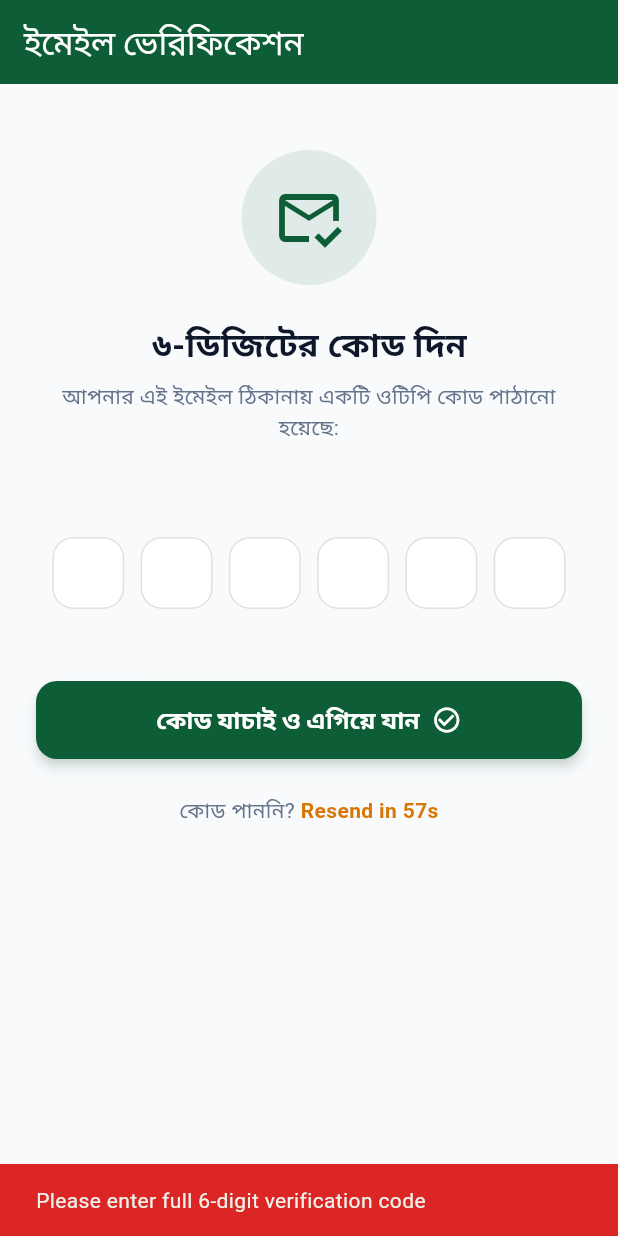
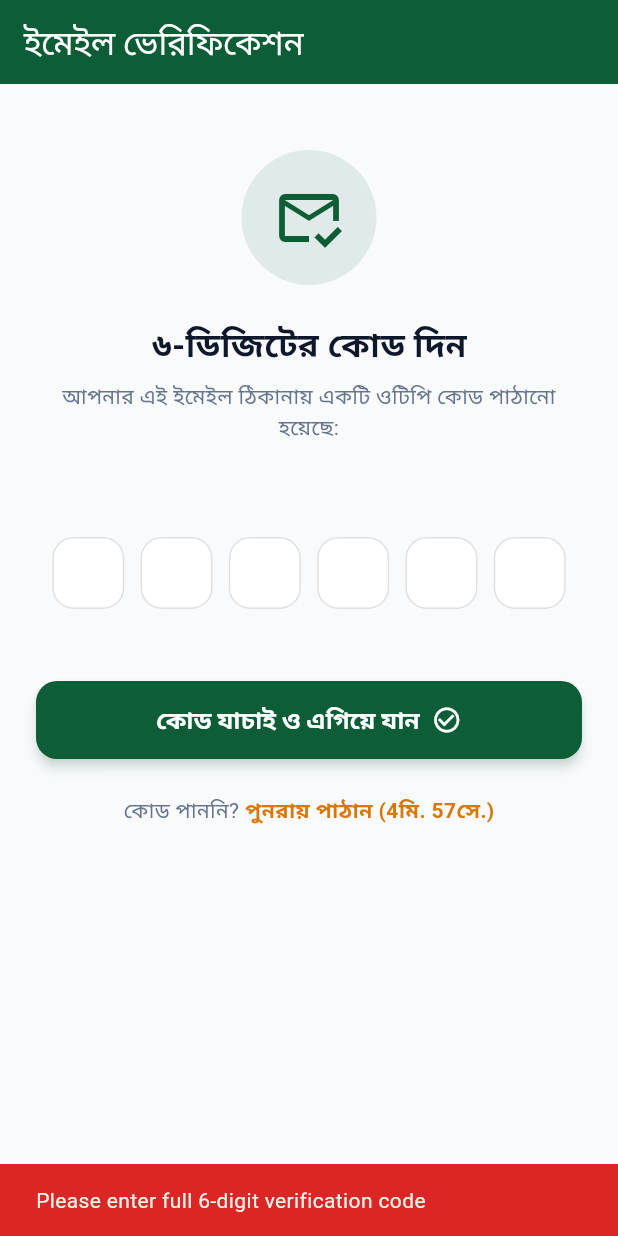
Before and after one commit to imamhossenbu/drive-offer-customer-app, a Flutter app: the OtpVerificationScreen screen opened directly with empty values, after a tap on "কোড যাচাই ও এগিয়ে যান", on a phone screen of 412 x 824 dp. Run offline on Flutter 3.47's test engine with Material 3 defaults, Android fonts, the light colour scheme and no system bars; our stand-ins replace audioplayers, google_fonts, image_picker, shared_preferences; accounts and stored records are empty; network calls fail.

Commit message:
fix: update OTP resend countdown to 5 minutes and format timer text

```diff
--- a/lib/features/auth/otp_verification_screen.dart
+++ b/lib/features/auth/otp_verification_screen.dart
@@ -32,7 +32,7 @@ class _OtpVerificationScreenState extends State<OtpVerificationScreen> {
 
   bool _isLoading = false;
   bool _isResending = false;
-  int _countdown = 60;
+  int _countdown = 300;
   Timer? _timer;
 
   @override
@@ -47,7 +47,7 @@ class _OtpVerificationScreenState extends State<OtpVerificationScreen> {
   }
 
   void _startTimer() {
-    setState(() => _countdown = 60);
+    setState(() => _countdown = 300);
     _timer?.cancel();
     _timer = Timer.periodic(const Duration(seconds: 1), (timer) {
       if (_countdown > 0) {
@@ -320,7 +320,9 @@ class _OtpVerificationScreenState extends State<OtpVerificationScreen> {
                   ),
                   if (_countdown > 0)
                     Text(
-                      'Resend in ${_countdown}s',
+                      app.isBn
+                          ? 'পুনরায় পাঠান (${(_countdown ~/ 60)}মি. ${(_countdown % 60).toString().padLeft(2, '0')}সে.)'
+                          : 'Resend in ${(_countdown ~/ 60)}m ${(_countdown % 60).toString().padLeft(2, '0')}s',
                       style: const TextStyle(fontSize: 14, fontWeight: FontWeight.bold, color: AppColors.secondary),
                     )
                   else
```
